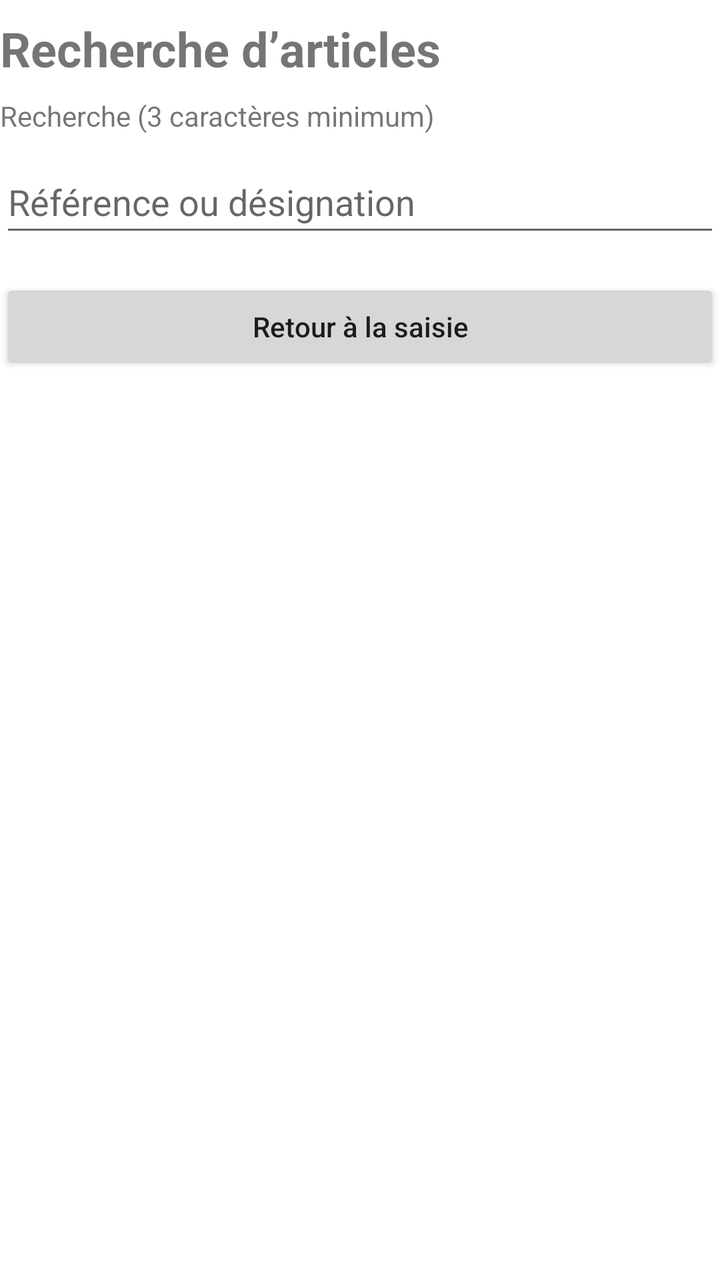
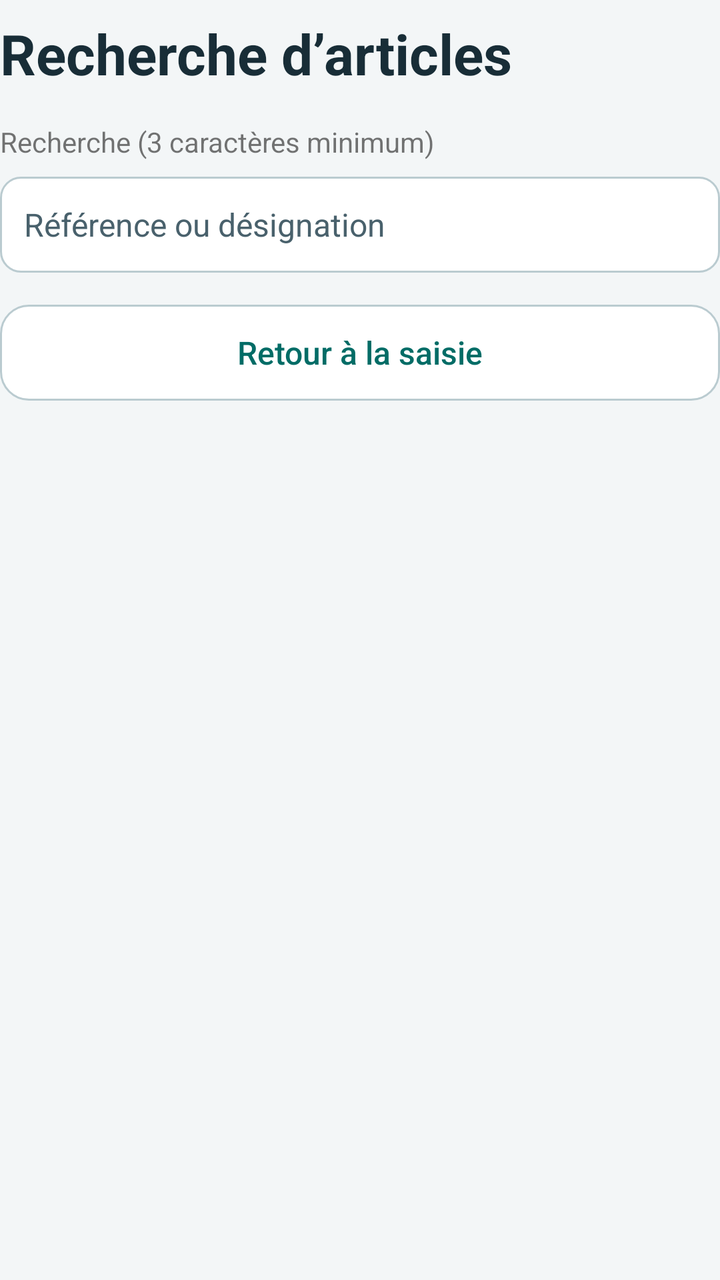

Screens rendered from an Android XML layout before and after an edit, with the pre-edit source and the edit as a unified diff.
<!-- AndroidManifest.xml: application theme AppTheme -->
<!-- res/layout/search_panel.xml -->
<LinearLayout xmlns:android="http://schemas.android.com/apk/res/android"
    android:id="@+id/search_panel"
    android:layout_width="match_parent"
    android:layout_height="wrap_content"
    android:orientation="vertical">
    <TextView
        android:id="@+id/search_title"
        android:layout_width="match_parent"
        android:layout_height="wrap_content"
        android:layout_marginTop="8dp"
        android:text="@string/search_title"
        android:textStyle="bold"
        android:textSize="24sp" />
    <TextView
        android:id="@+id/search_label"
        android:layout_width="match_parent"
        android:layout_height="wrap_content"
        android:layout_marginTop="8dp"
        android:text="@string/search_label" />
    <EditText
        android:id="@+id/query"
        android:layout_width="match_parent"
        android:layout_height="wrap_content"
        android:layout_marginTop="8dp"
        android:hint="@string/query"
        android:minHeight="48dp"
        android:inputType="text"
        android:singleLine="true" />
    <LinearLayout
        android:id="@+id/matches"
        android:layout_width="match_parent"
        android:layout_height="wrap_content"
        android:layout_marginTop="8dp"
        android:orientation="vertical" />
    <Button
        android:id="@+id/return_entry"
        android:layout_width="match_parent"
        android:layout_height="wrap_content"
        android:layout_marginTop="8dp"
        android:text="@string/return_entry"
        android:minHeight="48dp"
        android:textAllCaps="false" />
</LinearLayout>
<!-- resources referenced by this layout -->
<resources>
  <style name="AppTheme" parent="android:style/Theme.Material.Light.NoActionBar">
          <item name="android:colorAccent">@color/accent</item>
          <item name="android:windowBackground">@android:color/white</item>
      </style>
  <color name="accent">#185C64</color>
  <!-- unchanged entries left out for length: 4 -->
</resources>

<!-- the commit's change to res/layout/search_panel.xml (unified diff, before → after) -->
@@ -4,13 +4,12 @@
     android:layout_height="wrap_content"
     android:orientation="vertical">
     <TextView
+        style="@style/ScreenTitle"
         android:id="@+id/search_title"
         android:layout_width="match_parent"
         android:layout_height="wrap_content"
         android:layout_marginTop="8dp"
-        android:text="@string/search_title"
-        android:textStyle="bold"
-        android:textSize="24sp" />
+        android:text="@string/search_title" />
     <TextView
         android:id="@+id/search_label"
         android:layout_width="match_parent"
<!-- resource entries referenced after the edit -->
@@ -1,10 +1,97 @@
 <!-- resources referenced by this layout -->
 <resources>
+  <style name="ScreenTitle">
+          <item name="android:textSize">28sp</item>
+          <item name="android:textColor">@color/ink</item>
+          <item name="android:textStyle">bold</item>
+          <item name="android:layout_marginBottom">8dp</item>
+      </style>
   <style name="AppTheme" parent="android:style/Theme.Material.Light.NoActionBar">
           <item name="android:colorAccent">@color/accent</item>
-          <item name="android:windowBackground">@android:color/white</item>
+          <item name="android:windowBackground">@color/canvas</item>
+          <item name="android:buttonStyle">@style/StockButton</item>
+          <item name="android:editTextStyle">@style/StockInput</item>
+          <item name="android:textColorPrimary">@color/ink</item>
+          <item name="android:textColorSecondary">@color/muted</item>
+          <item name="android:statusBarColor">@color/header_surface</item>
+          <item name="android:navigationBarColor">@color/header_surface</item>
       </style>
-  <color name="accent">#185C64</color>
+  <color name="ink">#182D37</color>
+  <color name="accent">#006C66</color>
+  <color name="canvas">#F3F6F7</color>
+  <style name="StockButton" parent="android:style/Widget.Material.Button">
+          <item name="android:background">@drawable/action_secondary</item>
+          <item name="android:backgroundTint">@null</item>
+          <item name="android:stateListAnimator">@null</item>
+          <item name="android:textColor">@color/action_secondary</item>
+          <item name="android:textAllCaps">false</item>
+          <item name="android:letterSpacing">0</item>
+          <item name="android:fontFamily">sans-serif-medium</item>
+          <item name="android:textSize">16sp</item>
+          <item name="android:minHeight">50dp</item>
+          <item name="android:paddingStart">16dp</item>
+          <item name="android:paddingEnd">16dp</item>
+          <item name="android:paddingTop">10dp</item>
+          <item name="android:paddingBottom">10dp</item>
+      </style>
+  <style name="StockInput" parent="android:style/Widget.Material.EditText">
+          <item name="android:background">@drawable/login_field</item>
+          <item name="android:backgroundTint">@null</item>
+          <item name="android:textColor">@color/ink</item>
+          <item name="android:textColorHint">@color/muted</item>
+          <item name="android:padding">12dp</item>
+          <item name="android:minHeight">50dp</item>
+          <item name="android:textSize">16sp</item>
+      </style>
+  <color name="muted">#49616C</color>
+  <color name="header_surface">#143541</color>
+  <!-- drawable action_secondary (drawable) -->
+  <ripple xmlns:android="http://schemas.android.com/apk/res/android" android:color="?android:attr/colorControlHighlight">
+      <item>
+          <selector>
+              <item android:state_enabled="false" android:drawable="@drawable/disabled_fill" />
+              <item android:state_focused="true" android:drawable="@drawable/action_focus_secondary" />
+              <item android:drawable="@drawable/surface_card" />
+          </selector>
+      </item>
+  </ripple>
+  <!-- drawable login_field (drawable) -->
+  <selector xmlns:android="http://schemas.android.com/apk/res/android">
+      <item android:state_focused="true">
+          <shape>
+              <solid android:color="@android:color/white" />
+              <stroke android:width="2dp" android:color="@color/accent" />
+              <corners android:radius="10dp" />
+          </shape>
+      </item>
+      <item>
+          <shape>
+              <solid android:color="@android:color/white" />
+              <stroke android:width="1dp" android:color="@color/outline" />
+              <corners android:radius="10dp" />
+          </shape>
+      </item>
+  </selector>
+  <!-- drawable disabled_fill (drawable) -->
+  <shape xmlns:android="http://schemas.android.com/apk/res/android">
+      <solid android:color="@color/disabled_surface" />
+      <corners android:radius="12dp" />
+  </shape>
+  <!-- drawable action_focus_secondary (drawable) -->
+  <shape xmlns:android="http://schemas.android.com/apk/res/android">
+      <solid android:color="@color/soft" />
+      <corners android:radius="12dp" />
+      <stroke android:width="2dp" android:color="@color/ink" />
+  </shape>
+  <!-- drawable surface_card (drawable) -->
+  <shape xmlns:android="http://schemas.android.com/apk/res/android">
+      <solid android:color="@android:color/white" />
+      <corners android:radius="14dp" />
+      <stroke android:width="1dp" android:color="@color/outline" />
+  </shape>
+  <color name="outline">#BACBD0</color>
+  <color name="disabled_surface">#E0E7E9</color>
+  <color name="soft">#E1F4EF</color>
   <!-- unchanged entries left out for length: 4 -->
 </resources>
 
